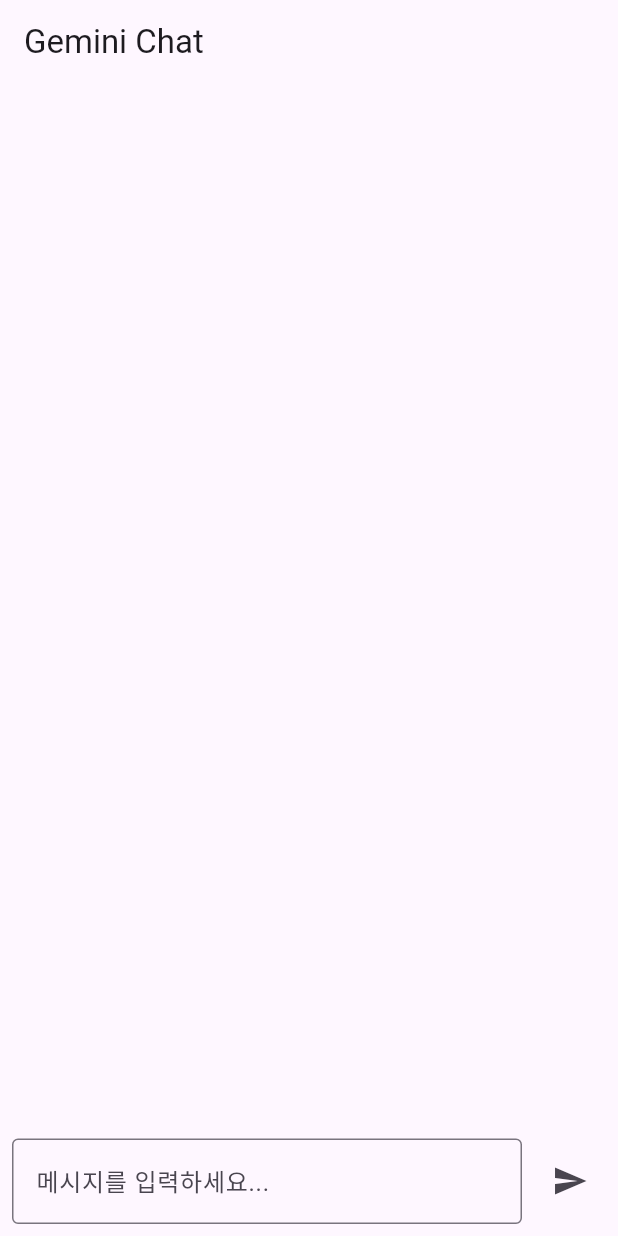
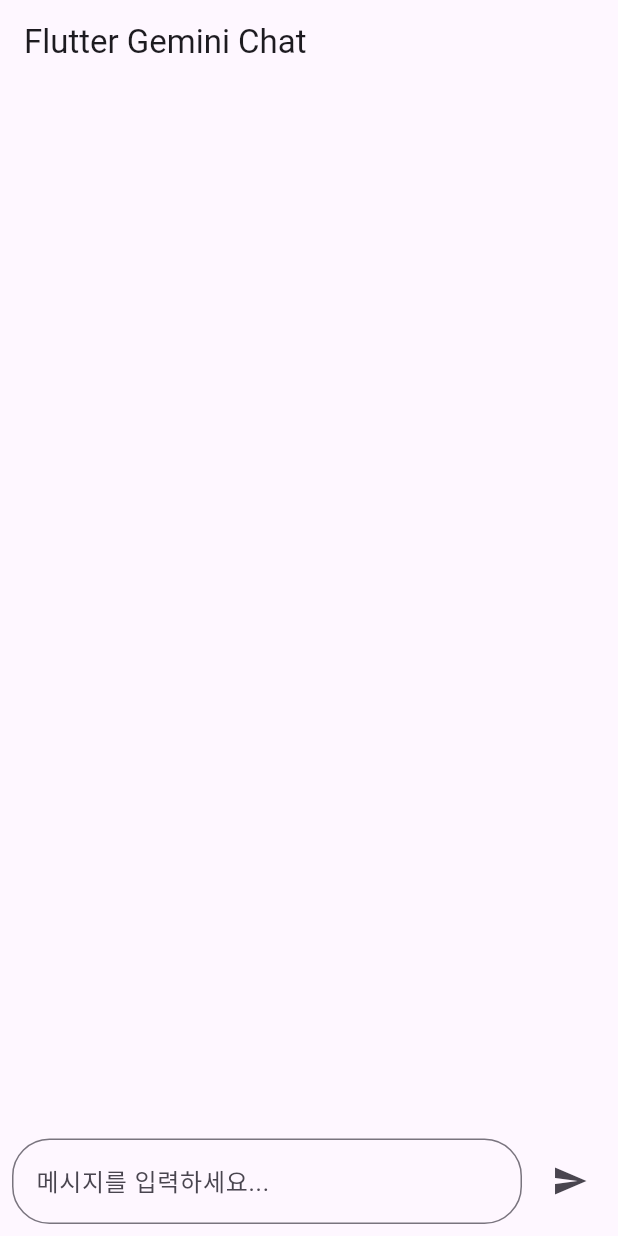
Before and after one commit to kimilguk19/ai_live, a Flutter app: the screen it shows after launch, after a tap on the "send" icon, on a phone screen of 412 x 824 dp. Run offline on Flutter 3.47's test engine with Material 3 defaults, Android fonts, the phone set to English and light mode, and no system bars; our stand-ins replace google_generative_ai.

Commit message:
11주차 01교시 강의 소스3

```diff
--- a/lib/main.dart
+++ b/lib/main.dart
@@ -1,9 +1,7 @@
 import 'package:flutter/material.dart';
 import 'package:google_generative_ai/google_generative_ai.dart';
 
-// TODO: 실제 API 키로 교체하고, 보안을 위해 안전한 방식으로 관리하세요.
-// 웹 환경에서는 API 키를 클라이언트에 직접 노출하지 않는 것이 중요합니다.
-// 서버를 통해 API를 호출하는 것을 고려하세요.
+// TODO: 여기에 실제 API 키를 입력하세요. (보안상 주의!)
 const String apiKey = 'YOUR_API_KEY';
 
 void main() {
@@ -16,37 +14,39 @@
   @override
   Widget build(BuildContext context) {
     return MaterialApp(
-      title: 'Gemini Chat Demo',
+      title: 'Flutter Gemini Chat',
       theme: ThemeData(
         primarySwatch: Colors.blue,
-        visualDensity: VisualDensity.adaptivePlatformDensity,
+        useMaterial3: true, // Material 3 사용 권장
       ),
-      home: const ChatScreen(),
+      home: const ChatScreen(
+        title: 'Flutter Gemini Chat',
+      ),
     );
   }
 }
 
 class ChatScreen extends StatefulWidget {
-  const ChatScreen({super.key});
+  const ChatScreen({super.key, required this.title});
+
+  final String title;
 
   @override
   State<ChatScreen> createState() => _ChatScreenState();
 }
 
 class _ChatScreenState extends State<ChatScreen> {
+  final TextEditingController _textController = TextEditingController();
+  final List<ChatMessage> _messages = [];
   late final GenerativeModel _model;
   late final ChatSession _chat;
-  final TextEditingController _textController = TextEditingController();
-  final ScrollController _scrollController = ScrollController();
   bool _isLoading = false;
-
-  final List<Message> _messages = [];
 
   @override
   void initState() {
     super.initState();
     _model = GenerativeModel(
-      model: 'gemini-1.5-flash', // 또는 'gemini-pro' 등 다른 모델
+      model: 'gemini-2.5-flash', // 사용할 모델
       apiKey: apiKey,
     );
     _chat = _model.startChat();
@@ -56,18 +56,19 @@
   Widget build(BuildContext context) {
     return Scaffold(
       appBar: AppBar(
-        title: const Text('Gemini Chat'),
+        title: Text(widget.title),
       ),
       body: Column(
         children: [
           Expanded(
             child: ListView.builder(
-              controller: _scrollController,
+              padding: const EdgeInsets.all(8.0),
+              reverse: true, // 새 메시지가 아래에 표시되도록
               itemCount: _messages.length,
               itemBuilder: (context, index) {
                 final message = _messages[index];
-                return MessageBubble(
-                  text: message.text,
+                return ChatBubble(
+                  message: message.text,
                   isUser: message.isUser,
                 );
               },
@@ -85,11 +86,13 @@
                 Expanded(
                   child: TextField(
                     controller: _textController,
-                    decoration: const InputDecoration(
+                    decoration: InputDecoration(
                       hintText: '메시지를 입력하세요...',
-                      border: OutlineInputBorder(),
+                      border: OutlineInputBorder(
+                        borderRadius: BorderRadius.circular(25.0),
+                      ),
                     ),
-                    onSubmitted: _sendMessage,
+                    onSubmitted: _isLoading ? null : _sendMessage,
                   ),
                 ),
                 const SizedBox(width: 8.0),
@@ -110,12 +113,10 @@
     if (text.isEmpty) return;
 
     setState(() {
-      _messages.add(Message(text: text, isUser: true));
+      _messages.insert(0, ChatMessage(text: text, isUser: true));
       _isLoading = true;
     });
-
     _textController.clear();
-    _scrollToBottom();
 
     try {
       final response = await _chat.sendMessage(
@@ -123,55 +124,60 @@
       );
       final responseText = response.text;
 
-      if (responseText != null) {
-        setState(() {
-          _messages.add(Message(text: responseText, isUser: false));
-        });
+      if (responseText == null) {
+        _showError('모델에서 응답을 받지 못했습니다.');
+        return;
       }
+
+      setState(() {
+        _messages.insert(0, ChatMessage(text: responseText, isUser: false));
+      });
     } catch (e) {
-      // 오류 처리
-      print('Error sending message: $e');
-      ScaffoldMessenger.of(context).showSnackBar(
-        SnackBar(content: Text('메시지 전송 오류: $e')),
-      );
-      setState(() {
-        _messages.add(Message(text: "오류가 발생했습니다.", isUser: false));
-      });
+      _showError(e.toString());
     } finally {
       setState(() {
         _isLoading = false;
       });
-      _scrollToBottom();
     }
   }
 
-  void _scrollToBottom() {
-    WidgetsBinding.instance.addPostFrameCallback((_) {
-      if (_scrollController.hasClients) {
-        _scrollController.jumpTo(_scrollController.position.maxScrollExtent);
-      }
-    });
+  void _showError(String message) {
+    showDialog(
+      context: context,
+      builder: (context) {
+        return AlertDialog(
+          title: const Text('오류'),
+          content: SingleChildScrollView(
+            child: Text(message),
+          ),
+          actions: [
+            TextButton(
+              onPressed: () {
+                Navigator.of(context).pop();
+              },
+              child: const Text('확인'),
+            )
+          ],
+        );
+      },
+    );
   }
 }
 
-// 간단한 메시지 데이터 클래스
-class Message {
+// 간단한 채팅 메시지 데이터 클래스
+class ChatMessage {
   final String text;
   final bool isUser;
 
-  Message({required this.text, required this.isUser});
+  ChatMessage({required this.text, required this.isUser});
 }
 
-// 메시지 버블 위젯
-class MessageBubble extends StatelessWidget {
-  final String text;
+// 간단한 채팅 말풍선 위젯
+class ChatBubble extends StatelessWidget {
+  final String message;
   final bool isUser;
 
-  const MessageBubble({
-    super.key,
-    required this.text,
-    required this.isUser,
-  });
+  const ChatBubble({super.key, required this.message, required this.isUser});
 
   @override
   Widget build(BuildContext context) {
@@ -184,7 +190,7 @@
           color: isUser ? Colors.blue[100] : Colors.grey[300],
           borderRadius: BorderRadius.circular(12.0),
         ),
-        child: Text(text),
+        child: Text(message),
       ),
     );
   }
```
